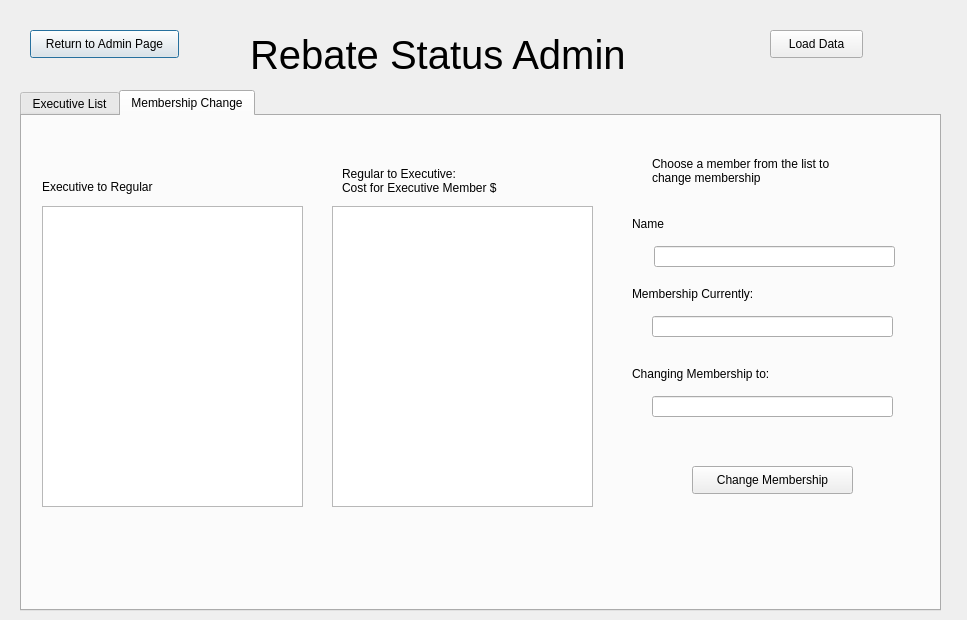
tdragon00/CS1C_Project_2, file Project2/admin_rebate.ui: the form before one commit.
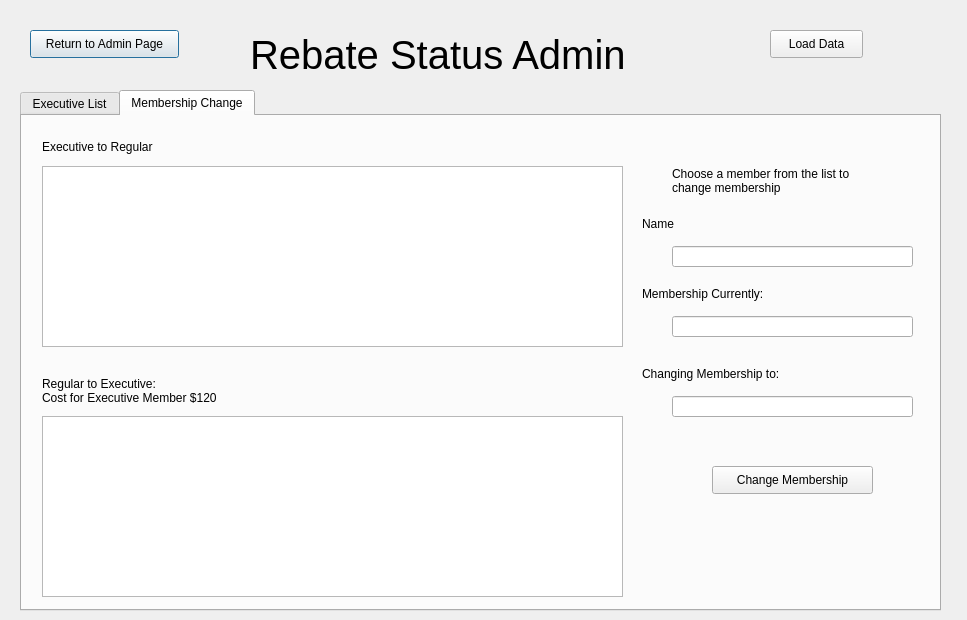
The form after the commit. The open tabs and pages were chosen to show the change.

Commit message:
Added functions to the Admin Rebate UI
Changing membership
-when clicked on the name from the table, the right side of the line text updates with the info to change the membership type

Patch:
```diff
--- a/Project2/admin_rebate.ui
+++ b/Project2/admin_rebate.ui
@@ -79,19 +79,19 @@
      <property name="geometry">
       <rect>
        <x>20</x>
-       <y>90</y>
-       <width>261</width>
-       <height>301</height>
+       <y>50</y>
+       <width>581</width>
+       <height>181</height>
       </rect>
      </property>
     </widget>
     <widget class="QTableView" name="RtoEtable">
      <property name="geometry">
       <rect>
-       <x>310</x>
-       <y>90</y>
-       <width>261</width>
-       <height>301</height>
+       <x>20</x>
+       <y>300</y>
+       <width>581</width>
+       <height>181</height>
       </rect>
      </property>
     </widget>
@@ -99,7 +99,7 @@
      <property name="geometry">
       <rect>
        <x>20</x>
-       <y>60</y>
+       <y>20</y>
        <width>191</width>
        <height>21</height>
       </rect>
@@ -111,22 +111,22 @@
     <widget class="QLabel" name="RtoElable">
      <property name="geometry">
       <rect>
-       <x>320</x>
-       <y>50</y>
+       <x>20</x>
+       <y>260</y>
        <width>241</width>
        <height>30</height>
       </rect>
      </property>
      <property name="text">
       <string>Regular to Executive: 
-Cost for Executive Member $</string>
+Cost for Executive Member $120</string>
      </property>
     </widget>
     <widget class="QLabel" name="label">
      <property name="geometry">
       <rect>
-       <x>630</x>
-       <y>40</y>
+       <x>650</x>
+       <y>50</y>
        <width>217</width>
        <height>30</height>
       </rect>
@@ -139,7 +139,7 @@
     <widget class="QLabel" name="label_2">
      <property name="geometry">
       <rect>
-       <x>610</x>
+       <x>620</x>
        <y>100</y>
        <width>62</width>
        <height>15</height>
@@ -152,7 +152,7 @@
     <widget class="QLabel" name="label_3">
      <property name="geometry">
       <rect>
-       <x>610</x>
+       <x>620</x>
        <y>170</y>
        <width>142</width>
        <height>15</height>
@@ -165,7 +165,7 @@
     <widget class="QLineEdit" name="nameLineEdit">
      <property name="geometry">
       <rect>
-       <x>632</x>
+       <x>650</x>
        <y>130</y>
        <width>241</width>
        <height>21</height>
@@ -175,7 +175,7 @@
     <widget class="QLineEdit" name="currentLineEdit">
      <property name="geometry">
       <rect>
-       <x>630</x>
+       <x>650</x>
        <y>200</y>
        <width>241</width>
        <height>21</height>
@@ -185,7 +185,7 @@
     <widget class="QLabel" name="label_5">
      <property name="geometry">
       <rect>
-       <x>610</x>
+       <x>620</x>
        <y>250</y>
        <width>159</width>
        <height>15</height>
@@ -198,7 +198,7 @@
     <widget class="QLineEdit" name="lineEdit_3">
      <property name="geometry">
       <rect>
-       <x>630</x>
+       <x>650</x>
        <y>280</y>
        <width>241</width>
        <height>21</height>
@@ -208,7 +208,7 @@
     <widget class="QPushButton" name="pushButton">
      <property name="geometry">
       <rect>
-       <x>670</x>
+       <x>690</x>
        <y>350</y>
        <width>161</width>
        <height>28</height>
```
Left out of the diff: 4 changed lines with no effect on the pictures. The commit also changes 3 other files.
